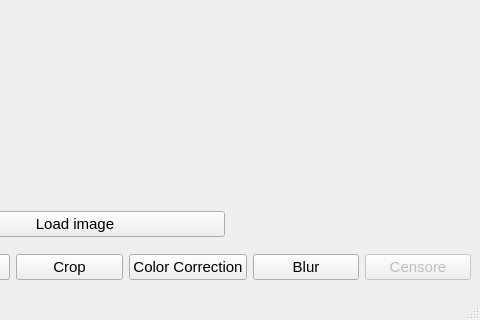
This is ui/main.ui in JustLian/imgtools as Qt 5 draws it before an edit; both pictures show x 330 to 810 and y 300 to 620 of the 810 by 620 pixel window. The edited form follows.
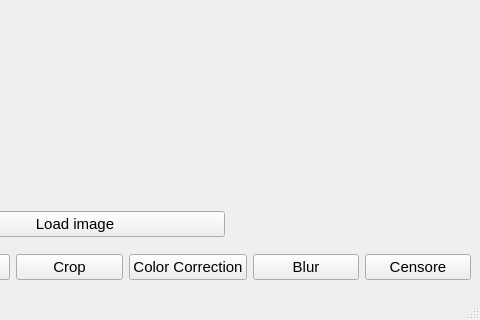
This is the edited form.

```diff
--- a/ui/main.ui
+++ b/ui/main.ui
@@ -121,7 +121,7 @@
        <item>
         <widget class="QPushButton" name="censore_btn">
          <property name="enabled">
-          <bool>false</bool>
+          <bool>true</bool>
          </property>
          <property name="text">
           <string>Censore</string>
```
